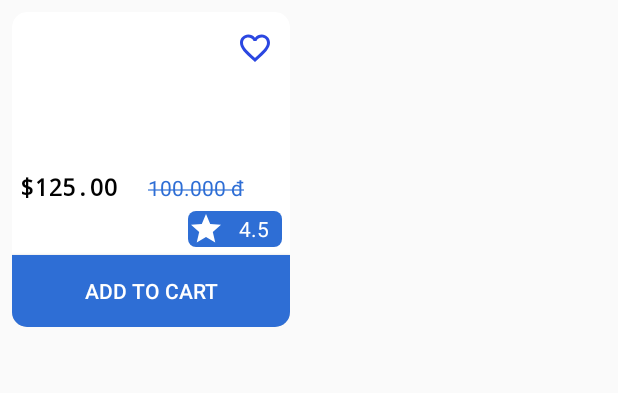
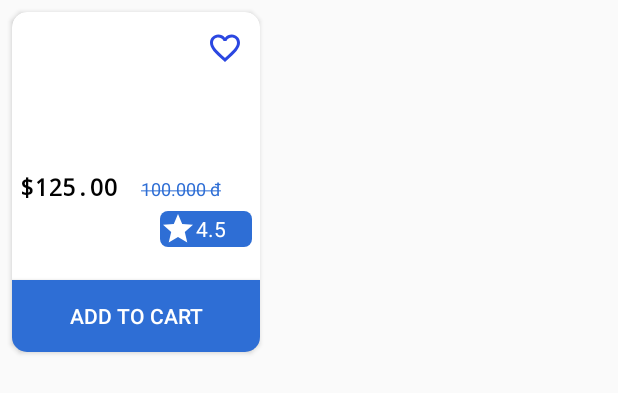
Before and after one commit to DTP000/linhkiendientu-app-android, an Android app: the layout item_product.xml on its own in the app's theme, with its tools: preview values and no code run, on a phone screen of 412 x 824 dp. Shown: the top 393 px of the screen. Run offline under Robolectric (Android 15) with nearby library versions, the phone set to English and light mode, and no system bars.

Commit message:
update init

```diff
--- a/app/src/main/java/tk/dtp000/linhkiendientu/CategoryActivity.java
+++ b/app/src/main/java/tk/dtp000/linhkiendientu/CategoryActivity.java
@@ -1,5 +1,6 @@
 package tk.dtp000.linhkiendientu;
 
+import androidx.recyclerview.widget.GridLayoutManager;
 import androidx.recyclerview.widget.LinearLayoutManager;
 import androidx.recyclerview.widget.RecyclerView;
 
@@ -51,7 +52,8 @@ public class CategoryActivity extends BaseActivity implements CategoryConstract.
     @Override
     public void setProductListToView(List<Product> productList) {
         ProductAdapter adapter = new ProductAdapter(this, productList);
-        rcCategory.setLayoutManager(new LinearLayoutManager(this));
+        RecyclerView.LayoutManager layoutManager = new GridLayoutManager(this,2);
+        rcCategory.setLayoutManager(layoutManager);
         rcCategory.setAdapter(adapter);
         adapter.notifyDataSetChanged();
     }
@@ -59,6 +61,7 @@ public class CategoryActivity extends BaseActivity implements CategoryConstract.
     @Override
     public void setCategoryToView(Category category) {
         Picasso.get().load(category.image).into(ivCategoryImage);
+        ivCategoryImage.setScaleType(ImageView.ScaleType.FIT_XY);
         tvCategoryName.setText(category.name);
     }
 }
--- a/app/src/main/java/tk/dtp000/linhkiendientu/ui/fragment/HomeFragment.java
+++ b/app/src/main/java/tk/dtp000/linhkiendientu/ui/fragment/HomeFragment.java
@@ -13,6 +13,7 @@ import android.widget.ViewFlipper;
 import androidx.annotation.NonNull;
 import androidx.annotation.Nullable;
 import androidx.fragment.app.Fragment;
+import androidx.recyclerview.widget.GridLayoutManager;
 import androidx.recyclerview.widget.LinearLayoutManager;
 import androidx.recyclerview.widget.RecyclerView;
 
--- a/app/src/main/res/layout/activity_category.xml
+++ b/app/src/main/res/layout/activity_category.xml
@@ -16,6 +16,11 @@
             android:layout_height="100dp"/>
         <TextView
             android:id="@+id/tv.category.name"
+            android:text="123"
+            android:gravity="center"
+            android:textColor="@color/colorPrimary"
+            android:textStyle="bold"
+            android:textSize="20dp"
             android:layout_width="match_parent"
             android:layout_height="wrap_content"/>
     </LinearLayout>
--- a/app/src/main/res/layout/item_product.xml
+++ b/app/src/main/res/layout/item_product.xml
@@ -2,7 +2,7 @@
 <androidx.cardview.widget.CardView xmlns:android="http://schemas.android.com/apk/res/android"
     xmlns:app="http://schemas.android.com/apk/res-auto"
     xmlns:tools="http://schemas.android.com/tools"
-    android:layout_width="185dp"
+    android:layout_width="165dp"
     android:layout_height="wrap_content"
     android:layout_margin="8dp"
     app:cardCornerRadius="10dp"
@@ -54,7 +54,7 @@
                     android:layout_width="wrap_content"
                     android:layout_height="wrap_content"
                     android:layout_marginStart="5dp"
-                    android:layout_marginEnd="10dp"
+                    android:layout_marginEnd="5dp"
                     android:fontFamily="monospace"
                     android:text="$125.00"
                     android:textColor="@color/black"
@@ -68,7 +68,7 @@
                     android:layout_marginStart="10dp"
                     android:text="@string/price_sale"
                     android:textColor="@color/colorPrimary"
-                    android:textSize="14sp" />
+                    android:textSize="12sp" />
             </LinearLayout>
 
             <LinearLayout
@@ -82,8 +82,8 @@
                     android:layout_width="wrap_content"
                     android:layout_height="wrap_content"
                     android:layout_marginStart="5dp"
-                    android:lines="1"
-                    android:ems= "6"
+                    android:lines="2"
+                    android:ems="5"
                     android:ellipsize="end"
                     android:textColor="@color/black"
                     android:textSize="16dp" />
@@ -98,7 +98,6 @@
                     android:button="@drawable/ic_baseline_grade_24"
                     android:buttonTint="@color/white"
                     android:clickable="false"
-                    android:paddingStart="10dp"
                     android:text="4.5"
                     android:textColor="@color/white" />
 
```
